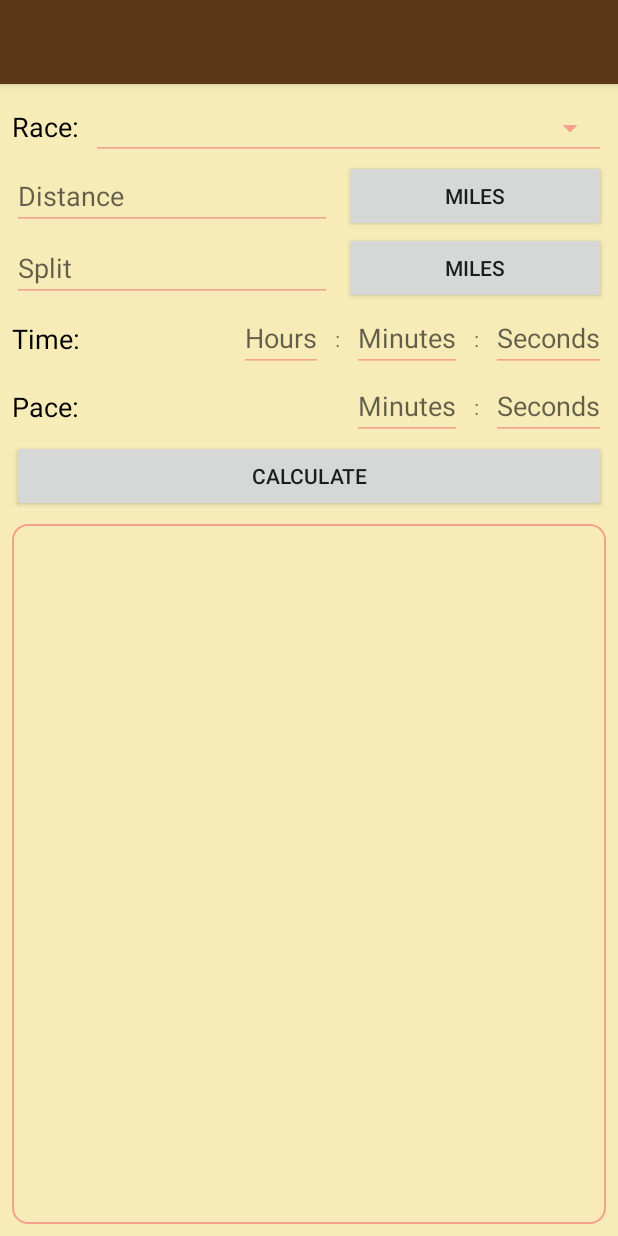
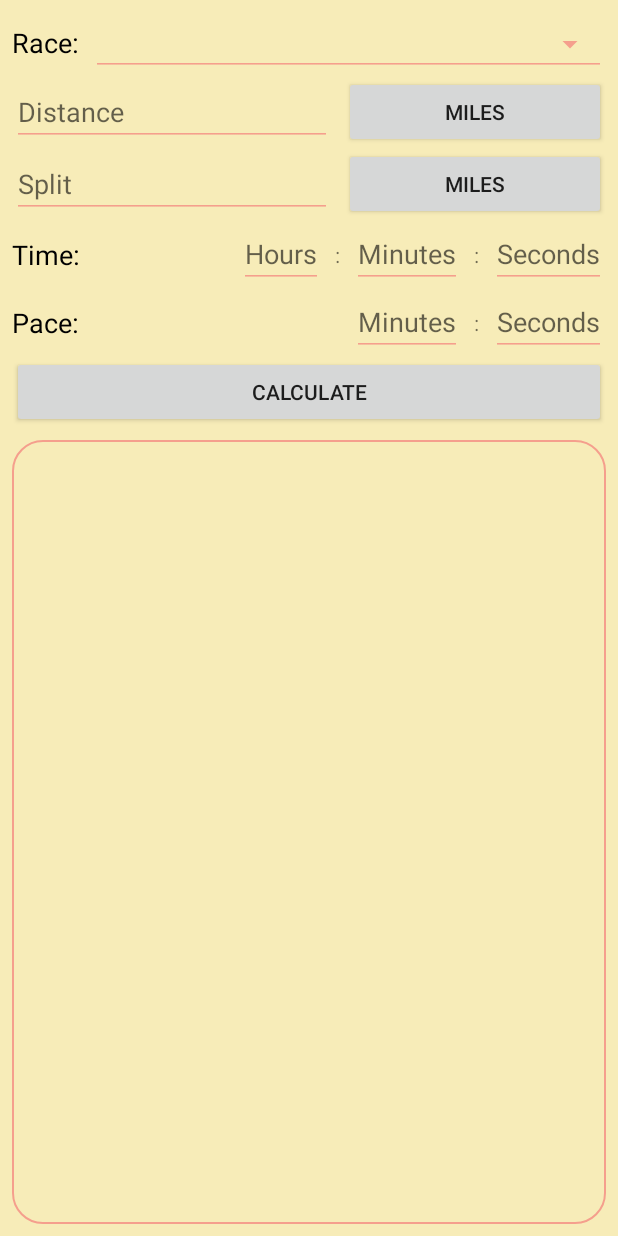
Before and after one commit to cooperbaird/pace-calculator-android, an Android app: the layout activity_main.xml on its own in the app's theme, with its tools: preview values and no code run, on a phone screen of 412 x 824 dp. Run offline under Robolectric (Android 15) with nearby library versions, the phone set to English and light mode, and no system bars.

Commit message:
Switched back to the original style toolbar

```diff
--- a/app/src/main/AndroidManifest.xml
+++ b/app/src/main/AndroidManifest.xml
@@ -8,7 +8,7 @@
         android:label="@string/app_name"
         android:roundIcon="@mipmap/ic_launcher_round"
         android:supportsRtl="true"
-        android:theme="@style/Theme.AppCompat.Light.NoActionBar">
+        android:theme="@style/AppTheme">
         <activity android:name=".MainActivity">
             <intent-filter>
                 <action android:name="android.intent.action.MAIN" />
--- a/app/src/main/java/com/cooperbaird/pacecalculator/MainActivity.java
+++ b/app/src/main/java/com/cooperbaird/pacecalculator/MainActivity.java
@@ -40,9 +40,6 @@ public class MainActivity extends AppCompatActivity {
     protected void onCreate(Bundle savedInstanceState) {
         super.onCreate(savedInstanceState);
         setContentView(R.layout.activity_main);
-
-        Toolbar myToolbar = findViewById(R.id.my_toolbar);
-        setSupportActionBar(myToolbar);
 
         mDistanceText = findViewById(R.id.distance);
         mSplitText = findViewById(R.id.split);
--- a/app/src/main/res/drawable/customborder.xml
+++ b/app/src/main/res/drawable/customborder.xml
@@ -1,6 +1,6 @@
 <?xml version="1.0" encoding="utf-8"?>
 <shape xmlns:android="http://schemas.android.com/apk/res/android" android:shape="rectangle">
-    <corners android:radius="10dp"/>
+    <corners android:radius="20dp"/>
     <padding android:left="8dp" android:right="8dp" android:top="8dp" android:bottom="8dp"/>
     <stroke android:width="1dp" android:color="@color/paperRed"/>
 </shape>
--- a/app/src/main/res/layout/activity_main.xml
+++ b/app/src/main/res/layout/activity_main.xml
@@ -11,15 +11,6 @@
     android:layout_width="match_parent"
     android:layout_height="match_parent"
     tools:context=".MainActivity">
-
-    <android.support.v7.widget.Toolbar
-        android:id="@+id/my_toolbar"
-        android:layout_width="match_parent"
-        android:layout_height="?attr/actionBarSize"
-        android:background="@color/pad"
-        android:elevation="4dp"
-        android:theme="@style/ThemeOverlay.AppCompat.Dark.ActionBar"
-        app:popupTheme="@style/ThemeOverlay.AppCompat.Light"/>
 
     <android.support.constraint.ConstraintLayout
         android:layout_width="match_parent"
@@ -177,7 +168,7 @@
             android:layout_marginEnd="8dp"
             android:backgroundTint="@color/paperRed"
             android:hint="@string/seconds"
-            android:inputType="number"
+            android:inputType="numberDecimal"
             app:layout_constraintBottom_toBottomOf="parent"
             app:layout_constraintEnd_toEndOf="parent"
             app:layout_constraintTop_toTopOf="parent" />
@@ -240,7 +231,6 @@
             android:layout_marginEnd="8dp"
             android:backgroundTint="@color/paperRed"
             android:hint="@string/seconds"
-            android:inputType="number"
             app:layout_constraintBottom_toBottomOf="parent"
             app:layout_constraintEnd_toEndOf="parent"
             app:layout_constraintTop_toTopOf="parent"
--- a/app/src/main/res/values/colors.xml
+++ b/app/src/main/res/values/colors.xml
@@ -10,5 +10,6 @@
     <color name="paperBlue">#bee2bb</color>
     <color name="paperRed">#f59f8d</color>
     <color name="pad">#5a3616</color>
+    <color name="darkPad">#4c2c10</color>
     <color name="buttonGrey">#ffd6d7d7</color>
 </resources>
--- a/app/src/main/res/values/styles.xml
+++ b/app/src/main/res/values/styles.xml
@@ -3,8 +3,8 @@
     <!-- Base application theme. -->
     <style name="AppTheme" parent="Theme.AppCompat.Light.DarkActionBar">
         <!-- Customize your theme here. -->
-        <item name="colorPrimary">@color/colorPrimary</item>
-        <item name="colorPrimaryDark">@color/colorPrimaryDark</item>
+        <item name="colorPrimary">@color/pad</item>
+        <item name="colorPrimaryDark">@color/darkPad</item>
         <item name="colorAccent">@color/colorAccent</item>
     </style>
 
```
